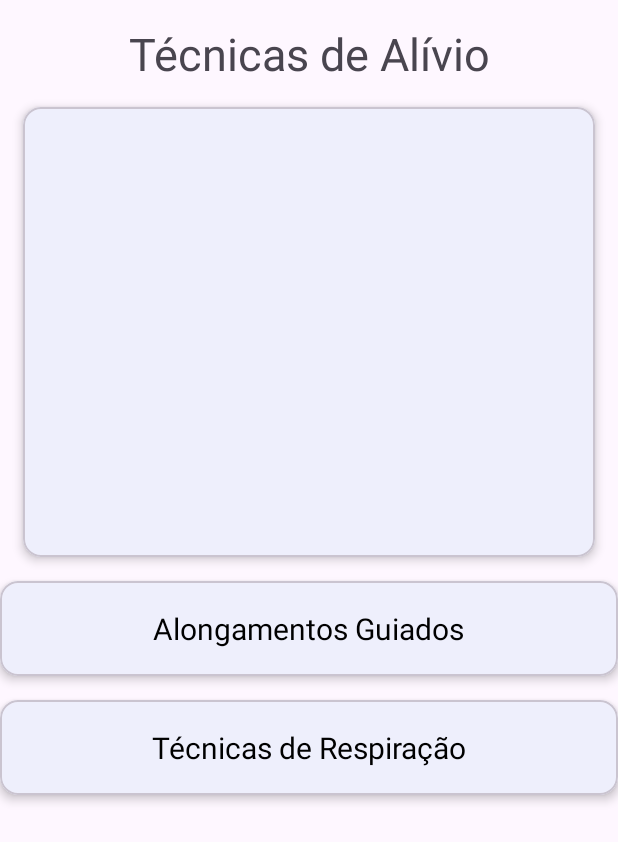
After one commit to Gabriel-kuhn/CuidArtrite, an Android app: the ReliefTechiniquesActivity screen opened directly, with no data from a screen before it, on a phone screen of 412 x 824 dp. The commit adds this screen. Shown: the top 842 px of the screen. Run offline under Robolectric (Android 15) with nearby library versions, the phone set to English and light mode, and no system bars.

Commit message:
feat (RelieftTechiniques): tela de técnicas de relaxamento

```diff
--- a/Android/app/src/main/AndroidManifest.xml
+++ b/Android/app/src/main/AndroidManifest.xml
@@ -26,6 +26,7 @@
         <activity android:name=".view.HomeActivity"/>
         <activity android:name=".view.RegisterActivity"/>
         <activity android:name=".view.PainAssessmentActivity"/>
+        <activity android:name=".view.ReliefTechiniquesActivity"/>
 
     </application>
 
--- a/Android/app/src/main/java/com/example/cuidartrite/view/HomeActivity.java
+++ b/Android/app/src/main/java/com/example/cuidartrite/view/HomeActivity.java
@@ -25,10 +25,10 @@ public class HomeActivity extends AppCompatActivity {
             startActivity(intent);
         });
 
-//        binding.btnReliefTechniques.setOnClickListener(v -> {
-//            Intent intent = new Intent(this, asd.class);
-//            startActivity(intent);
-//        });
+        binding.btnReliefTechniques.setOnClickListener(v -> {
+            Intent intent = new Intent(this, ReliefTechiniquesActivity.class);
+            startActivity(intent);
+        });
 
 //        binding.btnAgenda.setOnClickListener(v -> {
 //            Intent intent = new Intent(this, asd.class);
--- /dev/null
+++ b/Android/app/src/main/java/com/example/cuidartrite/view/ReliefTechiniquesActivity.java
@@ -0,0 +1,20 @@
+package com.example.cuidartrite.view;
+
+import android.os.Bundle;
+
+import androidx.annotation.Nullable;
+import androidx.appcompat.app.AppCompatActivity;
+
+import com.example.cuidartrite.databinding.ActivityReliefTechiniquesBinding;
+
+public class ReliefTechiniquesActivity extends AppCompatActivity {
+
+    private ActivityReliefTechiniquesBinding binding;
+
+    @Override
+    public void onCreate(@Nullable Bundle savedInstanceState) {
+        super.onCreate(savedInstanceState);
+        binding = ActivityReliefTechiniquesBinding.inflate(getLayoutInflater());
+        setContentView(binding.getRoot());
+    }
+}
--- /dev/null
+++ b/Android/app/src/main/res/layout/activity_relief_techiniques.xml
@@ -0,0 +1,100 @@
+<?xml version="1.0" encoding="utf-8"?>
+<androidx.constraintlayout.widget.ConstraintLayout xmlns:android="http://schemas.android.com/apk/res/android"
+    xmlns:app="http://schemas.android.com/apk/res-auto"
+    android:layout_width="match_parent"
+    android:layout_height="match_parent">
+
+    <TextView
+        android:id="@+id/tvTitle"
+        android:layout_width="wrap_content"
+        android:layout_height="wrap_content"
+        android:layout_marginVertical="15dp"
+        android:text="Técnicas de Alívio"
+        android:textSize="30sp"
+        app:layout_constraintEnd_toEndOf="parent"
+        app:layout_constraintStart_toStartOf="parent"
+        app:layout_constraintTop_toTopOf="parent" />
+
+
+    <!-- Progresso e diário de sensassões -->
+    <com.google.android.material.card.MaterialCardView
+        android:id="@+id/cvDailyProgress"
+        android:layout_width="match_parent"
+        android:layout_height="300dp"
+        android:layout_margin="15dp"
+        app:cardCornerRadius="12dp"
+        app:cardElevation="4dp"
+        app:layout_constraintTop_toBottomOf="@id/tvTitle">
+
+        <LinearLayout
+            android:layout_width="match_parent"
+            android:layout_height="match_parent"
+            android:layout_margin="8dp"
+            android:orientation="vertical">
+
+        </LinearLayout>
+
+    </com.google.android.material.card.MaterialCardView>
+
+
+    <!-- Alongamentos Guiados -->
+    <com.google.android.material.card.MaterialCardView
+        android:id="@+id/cvGuidedStretches"
+        android:layout_width="match_parent"
+        android:layout_height="wrap_content"
+        android:layout_marginTop="16dp"
+        app:cardCornerRadius="12dp"
+        app:cardElevation="4dp"
+        app:layout_constraintTop_toBottomOf="@+id/cvDailyProgress">
+
+        <LinearLayout
+            android:layout_width="match_parent"
+            android:layout_height="match_parent"
+            android:layout_margin="8dp"
+            android:orientation="vertical">
+
+            <TextView
+                android:id="@+id/tvGuidedStretches"
+                android:layout_width="wrap_content"
+                android:layout_height="wrap_content"
+                android:layout_gravity="center"
+                android:paddingVertical="10dp"
+                android:text="Alongamentos Guiados"
+                android:textColor="@android:color/black"
+                android:textSize="20sp" />
+        </LinearLayout>
+
+    </com.google.android.material.card.MaterialCardView>
+
+
+    <!-- Técnicas de Respiração -->
+    <com.google.android.material.card.MaterialCardView
+        android:id="@+id/cvBreathingTechniques"
+        android:layout_width="match_parent"
+        android:layout_height="wrap_content"
+        android:layout_marginTop="16dp"
+        app:cardCornerRadius="12dp"
+        app:cardElevation="4dp"
+        app:layout_constraintTop_toBottomOf="@+id/cvGuidedStretches">
+
+        <LinearLayout
+            android:layout_width="match_parent"
+            android:layout_height="match_parent"
+            android:layout_margin="8dp"
+            android:orientation="vertical">
+
+            <TextView
+                android:id="@+id/tvBreathingTechniques"
+                android:layout_width="wrap_content"
+                android:layout_height="wrap_content"
+                android:layout_gravity="center"
+                android:paddingVertical="10dp"
+                android:text="Técnicas de Respiração"
+                android:textColor="@android:color/black"
+                android:textSize="20sp" />
+        </LinearLayout>
+
+    </com.google.android.material.card.MaterialCardView>
+
+
+</androidx.constraintlayout.widget.ConstraintLayout>
```
